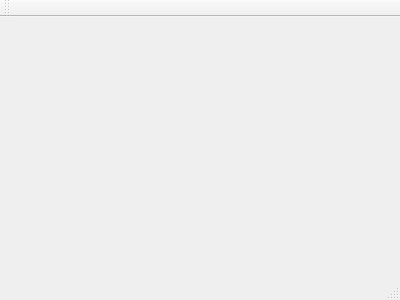
This is ui/mainwindow.ui in hidog/HiGit as Qt 5 draws it before an edit. The edited form follows.
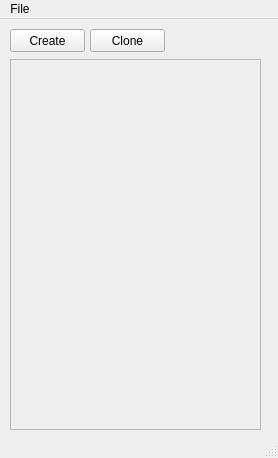
This is the edited form.

Commit message: add clone window

The edit to the form file:
```diff
--- a/ui/mainwindow.ui
+++ b/ui/mainwindow.ui
@@ -1,24 +1,104 @@
 <ui version="4.0">
  <class>MainWindow</class>
- <widget class="QMainWindow" name="MainWindow" >
-  <property name="geometry" >
+ <widget class="QMainWindow" name="MainWindow">
+  <property name="geometry">
    <rect>
     <x>0</x>
     <y>0</y>
-    <width>400</width>
-    <height>300</height>
+    <width>278</width>
+    <height>458</height>
    </rect>
   </property>
   <property name="windowTitle" >
    <string>MainWindow</string>
   </property>
-  <widget class="QMenuBar" name="menuBar" />
-  <widget class="QToolBar" name="mainToolBar" />
-  <widget class="QWidget" name="centralWidget" />
-  <widget class="QStatusBar" name="statusBar" />
+  <widget class="QWidget" name="centralWidget">
+   <widget class="QPushButton" name="createButton">
+    <property name="geometry">
+     <rect>
+      <x>10</x>
+      <y>10</y>
+      <width>75</width>
+      <height>23</height>
+     </rect>
+    </property>
+    <property name="text">
+     <string>Create</string>
+    </property>
+   </widget>
+   <widget class="QPushButton" name="cloneButton">
+    <property name="geometry">
+     <rect>
+      <x>90</x>
+      <y>10</y>
+      <width>75</width>
+      <height>23</height>
+     </rect>
+    </property>
+    <property name="text">
+     <string>Clone</string>
+    </property>
+   </widget>
+   <widget class="QScrollArea" name="scrollArea">
+    <property name="geometry">
+     <rect>
+      <x>10</x>
+      <y>40</y>
+      <width>251</width>
+      <height>371</height>
+     </rect>
+    </property>
+    <property name="widgetResizable">
+     <bool>true</bool>
+    </property>
+    <widget class="QWidget" name="scrollAreaWidgetContents">
+     <property name="geometry">
+      <rect>
+       <x>0</x>
+       <y>0</y>
+       <width>249</width>
+       <height>369</height>
+      </rect>
+     </property>
+    </widget>
+   </widget>
+  </widget>
+  <widget class="QMenuBar" name="menuBar">
+   <property name="geometry">
+    <rect>
+     <x>0</x>
+     <y>0</y>
+     <width>278</width>
+     <height>22</height>
+    </rect>
+   </property>
+   <widget class="QMenu" name="menuFile">
+    <property name="title">
+     <string>File</string>
+    </property>
+    <addaction name="actionCreate"/>
+    <addaction name="actionClone"/>
+   </widget>
+   <addaction name="menuFile"/>
+  </widget>
+  <widget class="QStatusBar" name="statusBar"/>
+  <action name="actionClone">
+   <property name="text">
+    <string>Clone</string>
+   </property>
+  </action>
+  <action name="actionCreate">
+   <property name="text">
+    <string>Create</string>
+   </property>
+  </action>
+  <action name="actionDelete">
+   <property name="text">
+    <string>Delete</string>
+   </property>
+  </action>
  </widget>
- <layoutDefault spacing="6" margin="11" />
- <pixmapfunction></pixmapfunction>
+ <layoutdefault spacing="6" margin="11"/>
  <resources/>
  <connections/>
 </ui>
```
Left out of the diff: 3 changed lines with no effect on the pictures. The commit also changes 9 other files.
